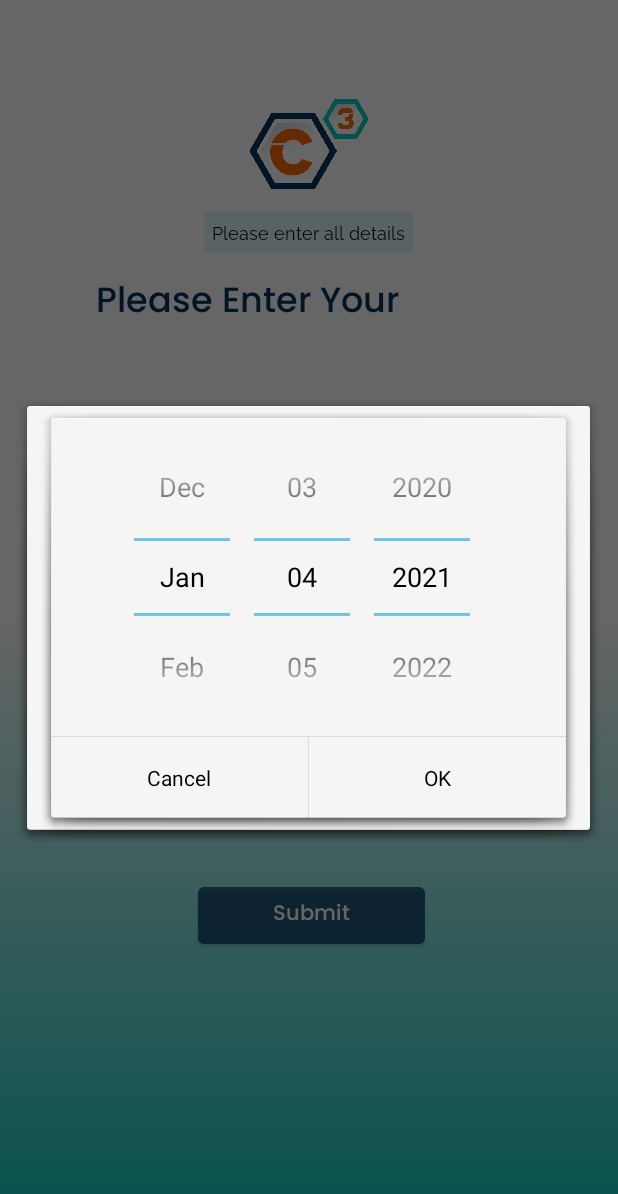
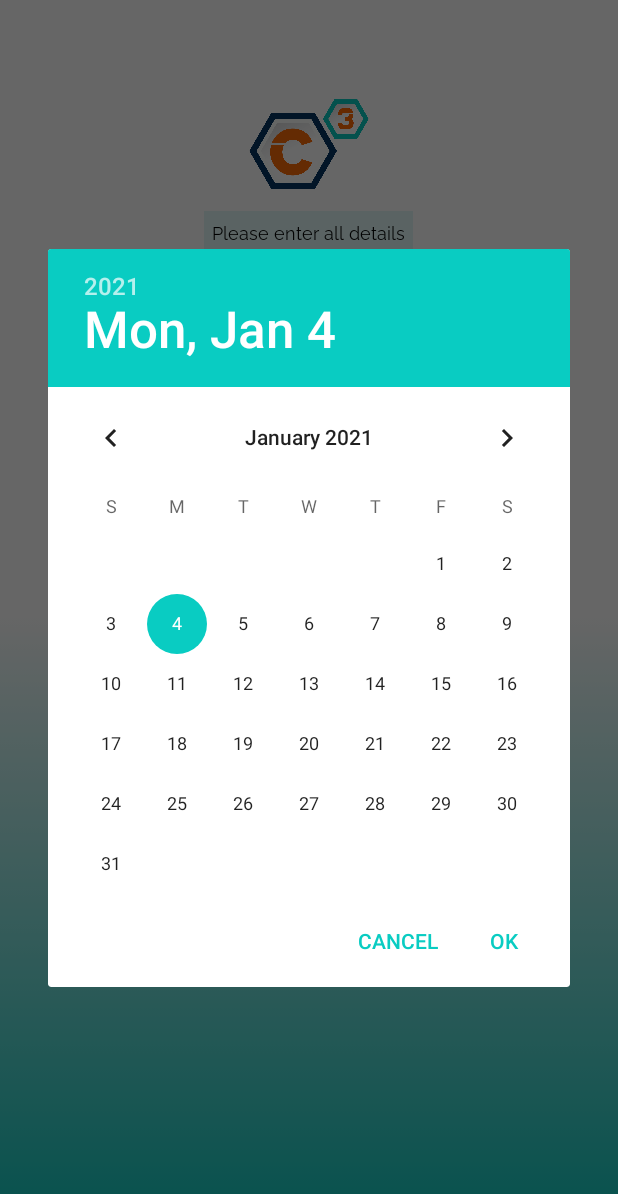
Before and after one commit to ankan03/CCUBE, an Android app: the fragment SignUp3Fragment placed in its activity, after a tap on an icon or button, on a phone screen of 412 x 824 dp. Shown: the top 1194 px of the screen. Run offline under Robolectric (Android 15) with nearby library versions, the phone set to English and light mode, and no system bars; our stand-ins replace Room's generated code; libraries missing offline, so code that uses them is left out: com.msg91.sendotpandroid; 1 statement that could not run was skipped; 2 other taps on this screen came first.

Commit message:
Datepicker updated

```diff
--- a/app/src/main/java/com/studgenie/app/ui/onboarding/fragment/SignUp3Fragment.kt
+++ b/app/src/main/java/com/studgenie/app/ui/onboarding/fragment/SignUp3Fragment.kt
@@ -1,8 +1,7 @@
 package com.studgenie.app.ui.onboarding.fragment
 
-import android.app.Activity
 import android.app.DatePickerDialog
-import android.content.Intent
+import android.app.DatePickerDialog.OnDateSetListener
 import android.icu.util.Calendar
 import android.os.Build
 import android.os.Bundle
@@ -14,24 +13,24 @@ import android.view.ViewGroup
 import android.widget.*
 import androidx.annotation.RequiresApi
 import androidx.fragment.app.Fragment
+import androidx.lifecycle.Observer
+import androidx.lifecycle.ViewModelProvider
 import com.studgenie.app.R
+import com.studgenie.app.data.local.tokenDatabase.AuthTokenViewModel
+import com.studgenie.app.data.local.userDetailsDatabase.UserDataModel
+import com.studgenie.app.data.local.userDetailsDatabase.UserViewModel
 import com.studgenie.app.data.model.SendUserDetails
+import com.studgenie.app.data.remote.request.CreateDetailsApi
 import com.studgenie.app.data.remote.response.UserDetailsApiResponse
-import com.studgenie.app.data.local.tokenDatabase.AuthTokenViewModel
-import com.studgenie.app.ui.main.activity.HomeActivity
+import com.studgenie.app.util.Config
+import kotlinx.android.synthetic.main.fragment_sign_up_3.view.*
 import retrofit2.Call
 import retrofit2.Callback
 import retrofit2.Response
 import retrofit2.Retrofit
 import retrofit2.converter.gson.GsonConverterFactory
-import androidx.lifecycle.Observer
-import androidx.lifecycle.ViewModelProvider
-import com.studgenie.app.data.local.userDetailsDatabase.UserDataModel
-import com.studgenie.app.data.local.userDetailsDatabase.UserViewModel
-import com.studgenie.app.data.remote.request.CreateDetailsApi
-import com.studgenie.app.util.Config
-import kotlinx.android.synthetic.main.fragment_sign_up_3.view.*
 import java.text.SimpleDateFormat
+import java.util.*
 
 
 @Suppress("DEPRECATION")
@@ -46,6 +45,7 @@ class SignUp3Fragment : Fragment() {
     lateinit var enterNameString: String
     lateinit var enterEmailString: String
     lateinit var enterDobString: String
+    lateinit var DOB:EditText
 //    lateinit var enterConfirmPasswordString: String
     lateinit var authToken: String
 
@@ -63,7 +63,7 @@ class SignUp3Fragment : Fragment() {
         val toastMessage = rootView.findViewById<TextView>(R.id.toast_message_3rd_signup_fragment)
         toastMessage.visibility = View.INVISIBLE
         val calendar=rootView.findViewById<ImageView>(R.id.calendar)
-        val DOB=rootView.findViewById<EditText>(R.id.enter_dob_edit_text)
+        DOB=rootView.findViewById<EditText>(R.id.enter_dob_edit_text)
         DOB.isFocusable=false
         DOB.isCursorVisible=false
         enterNameString = rootView.enter_name_edit_text.text.toString().trim()
@@ -81,31 +81,32 @@ class SignUp3Fragment : Fragment() {
 
 //        spinner for interested courses
         val spinner: Spinner = rootView.spinner_courses
-        ArrayAdapter.createFromResource(requireContext(),R.array.interested_courses, android.R.layout.simple_spinner_item).also { adapter ->
+        ArrayAdapter.createFromResource(
+            requireContext(),
+            R.array.interested_courses,
+            android.R.layout.simple_spinner_item
+        ).also { adapter ->
             adapter.setDropDownViewResource(android.R.layout.simple_spinner_dropdown_item)
             spinner.adapter = adapter
         }
         val dateFormat=SimpleDateFormat("dd MMMM YYYY")
+
+        var myCalendar:Calendar = Calendar.getInstance();
+        val date = OnDateSetListener { view, year, monthOfYear, dayOfMonth ->
+                myCalendar.set(Calendar.YEAR, year)
+                myCalendar.set(Calendar.MONTH, monthOfYear)
+                myCalendar.set(Calendar.DAY_OF_MONTH, dayOfMonth)
+                updateDate(myCalendar)
+            }
         calendar.setOnClickListener {
-            val getDate: Calendar = Calendar.getInstance()
-            val datePicker= activity?.let { it1 -> DatePickerDialog(it1,android.R.style.Theme_Holo_Light_Dialog_MinWidth,DatePickerDialog.OnDateSetListener{ datePicker, i, i2, i3 ->
-                val SelectDate=Calendar.getInstance()
-                SelectDate.set(Calendar.YEAR,i)
-                SelectDate.set(Calendar.MONTH,i2)
-                SelectDate.set(Calendar.DAY_OF_MONTH,i3)
-                val date=dateFormat.format(SelectDate.time)
-               DOB.setText(date)
-
-
-            },getDate.get(Calendar.YEAR),getDate.get(Calendar.MONTH),getDate.get(Calendar.DAY_OF_MONTH)) }
-            if (datePicker != null) {
-                datePicker.show()
-            }
+            DatePickerDialog(
+                requireContext(), R.style.DatePickerStyle,date, myCalendar[Calendar.YEAR],
+                myCalendar[Calendar.MONTH],
+                myCalendar[Calendar.DAY_OF_MONTH]
+            ).show()
         }
 
-
-
-        authTokenViewModel.readAllData?.observe(viewLifecycleOwner, Observer { auth ->
+       authTokenViewModel.readAllData?.observe(viewLifecycleOwner, Observer { auth ->
             if (auth.isEmpty()) {
                 isTokenEmpty = 1
                 Log.d("CoroutineToken", "List is empty")
@@ -127,8 +128,6 @@ class SignUp3Fragment : Fragment() {
                 Log.d("CoroutineUserData", user[0].id.toString() + user[0].number)
             }
         })
-
-
 
 
         submitButton.setOnClickListener {
@@ -198,7 +197,10 @@ class SignUp3Fragment : Fragment() {
 //                                                args.putString("phNo", phoneNumberEditText.text.toString())
 //                                                signUp2Fragment.arguments = args
                                                 fragmentManager!!.beginTransaction()
-                                                    .replace(R.id.signup_fragment_container, signUp4Fragment).commit()
+                                                    .replace(
+                                                        R.id.signup_fragment_container,
+                                                        signUp4Fragment
+                                                    ).commit()
 
 
                                                 userViewModel.readAllDataModel?.observe(
@@ -239,7 +241,10 @@ class SignUp3Fragment : Fragment() {
 //                                                args.putString("phNo", phoneNumberEditText.text.toString())
 //                                                signUp2Fragment.arguments = args
                                                 fragmentManager!!.beginTransaction()
-                                                    .replace(R.id.signup_fragment_container, signUp4Fragment).commit()
+                                                    .replace(
+                                                        R.id.signup_fragment_container,
+                                                        signUp4Fragment
+                                                    ).commit()
 
 
                                                 userViewModel.readAllDataModel?.observe(
@@ -304,6 +309,15 @@ class SignUp3Fragment : Fragment() {
         return rootView
     }
 
+    @RequiresApi(Build.VERSION_CODES.N)
+    private fun updateDate(myCalendar: Calendar) {
+        val myFormat = "dd MMMM YYYY" //In which you need put here
+
+        val sdf: SimpleDateFormat = SimpleDateFormat(myFormat, Locale.US)
+
+        DOB.setText(sdf.format(myCalendar.getTime()))
+    }
+
     fun CharSequence?.isValidEmail() =
         !isNullOrEmpty() && Patterns.EMAIL_ADDRESS.matcher(this).matches()
 }
--- a/app/src/main/res/values/styles.xml
+++ b/app/src/main/res/values/styles.xml
@@ -11,5 +11,8 @@
 <!--        <item name="android:statusBarColor">@color/white</item>-->
         <item name="android:windowFullscreen">true</item>
     </style>
+    <style name="DatePickerStyle" parent="android:Theme.Material.Light.Dialog">
+        <item name="android:colorAccent">@color/gradient_blue</item>
+    </style>
 
 </resources>
```
